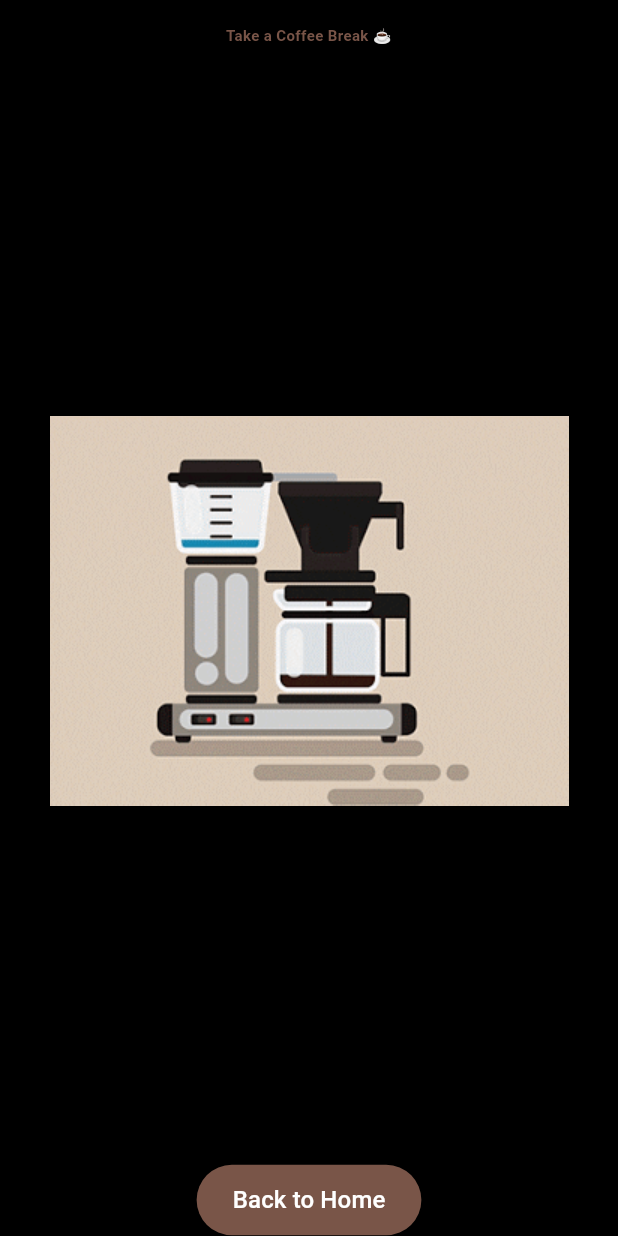
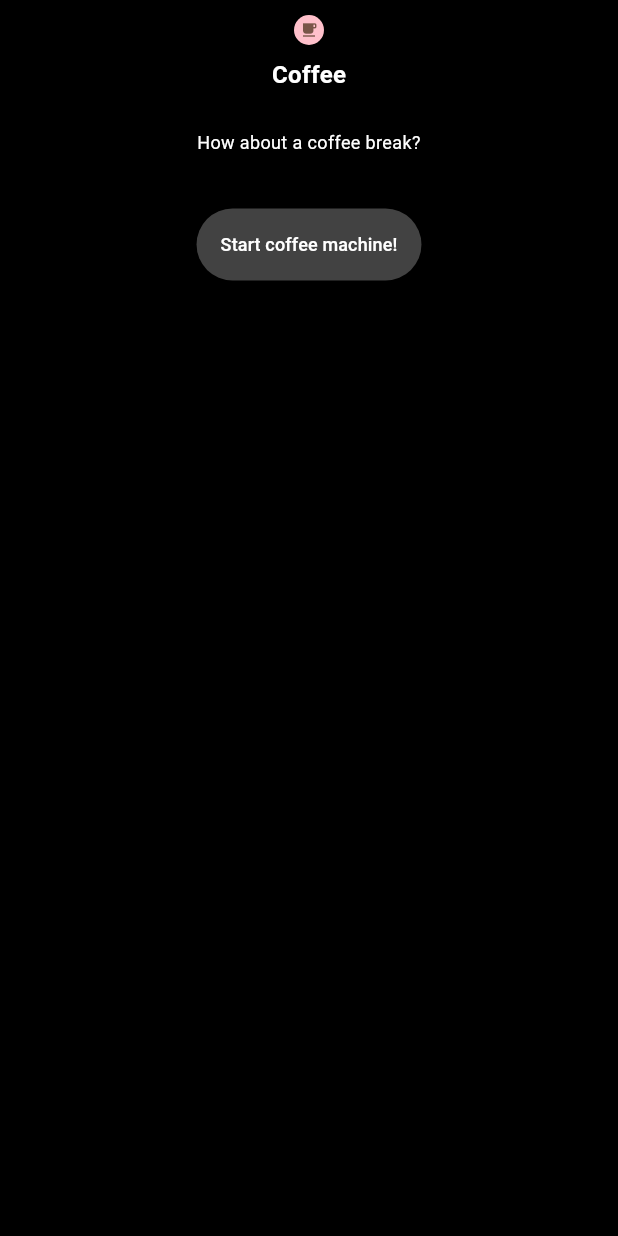
Before and after one commit to inagege/eis, a Flutter app: the screen it shows after launch, after a tap on "Coffee", on a phone screen of 412 x 824 dp. Run offline on Flutter 3.47's test engine with Material 3 defaults, Android fonts, the phone set to English and light mode, and no system bars.

Commit message:
Updated Jonas Screens

```diff
--- /dev/null
+++ b/lib/Screens/coffee_prompt_screen.dart
@@ -0,0 +1,90 @@
+import 'package:flutter/material.dart';
+import 'coffee_video.dart';
+
+class CoffeePromptScreen extends StatelessWidget {
+  @override
+  Widget build(BuildContext context) {
+    double circleSize = 20.0;
+    double iconSize = 12.0;
+
+    return Scaffold(
+      backgroundColor: Colors.black,
+      body: SafeArea(
+        child: Padding(
+          padding: const EdgeInsets.symmetric(horizontal: 16.0), // Horizontal padding
+          child: Column(
+            children: [
+              // Use Padding to control top spacing consistently
+              Padding(
+                padding: const EdgeInsets.only(top: 10.0), // Adjust this value as needed
+                child: Container(
+                  width: circleSize,
+                  height: circleSize,
+                  decoration: BoxDecoration(
+                    color: Color(0xFFFFC0CB),
+                    shape: BoxShape.circle,
+                  ),
+                  child: Center(
+                    child: Icon(
+                      Icons.local_cafe,
+                      color: Colors.brown,
+                      size: iconSize,
+                    ),
+                  ),
+                ),
+              ),
+
+              SizedBox(height: 8),
+
+              Text(
+                'Coffee',
+                style: TextStyle(
+                  fontSize: 16,
+                  color: Colors.white,
+                  fontWeight: FontWeight.bold,
+                ),
+              ),
+              SizedBox(height: 25),
+
+              Padding(
+                padding: const EdgeInsets.symmetric(horizontal: 8.0),
+                child: Text(
+                  'How about a coffee break?',
+                  style: TextStyle(
+                    fontSize: 12,
+                    color: Colors.white,
+                  ),
+                  textAlign: TextAlign.center,
+                ),
+              ),
+              SizedBox(height: 36),
+
+              Center( // Center the button horizontally
+                child: ElevatedButton(
+                  style: ElevatedButton.styleFrom(
+                    backgroundColor: Colors.grey[800],
+                    shape: RoundedRectangleBorder(
+                      borderRadius: BorderRadius.circular(24),
+                    ),
+                    minimumSize: Size(120, 48),
+                    padding: EdgeInsets.symmetric(horizontal: 16, vertical: 8),
+                  ),
+                  onPressed: () {
+                    Navigator.push(
+                      context,
+                      MaterialPageRoute(builder: (context) => CoffeeVideoScreen()),
+                    );
+                  },
+                  child: Text(
+                    'Start coffee machine!',
+                    style: TextStyle(color: Colors.white, fontSize: 12),
+                  ),
+                ),
+              ),
+            ],
+          ),
+        ),
+      ),
+    );
+  }
+}
--- a/lib/Screens/coffee_screen.dart
+++ b/lib/Screens/coffee_screen.dart
@@ -1,57 +1,73 @@
 import 'package:flutter/material.dart';
-import 'package:flutter/widgets.dart';
-import 'package:flutter/services.dart'; // For controlling screen orientation
 
 class CoffeeScreen extends StatelessWidget {
   @override
   Widget build(BuildContext context) {
     return Scaffold(
       backgroundColor: Colors.black,
-      body: Column(
-        mainAxisAlignment: MainAxisAlignment.center,
+      body: SafeArea(
+        child: Padding(
+          padding: const EdgeInsets.symmetric(horizontal: 16.0),
+          child: Column(
             children: [
-          // Title
               Padding(
-            padding: const EdgeInsets.all(16.0),
-            child: Text(
-              'Take a Coffee Break ☕',
-              style: TextStyle(fontSize: 10, color: Colors.brown, fontWeight: FontWeight.bold),
+                padding: const EdgeInsets.only(top: 10.0),
+                child: Container(
+                  width: 20,
+                  height: 20,
+                  decoration: const BoxDecoration(
+                    color: Color(0xFFFFC0CB),
+                    shape: BoxShape.circle,
+                  ),
+                  child: const Center(
+                    child: Icon(
+                      Icons.local_cafe,
+                      color: Colors.brown,
+                      size: 12,
+                    ),
+                  ),
+                ),
+              ),
+              const SizedBox(height: 32),
+
+              Text(
+                'Your coffee is ready and waiting to be enjoyed!',
                 textAlign: TextAlign.center,
+                style: const TextStyle(
+                  fontSize: 16,
+                  color: Colors.white,
+                  fontWeight: FontWeight.bold,
                 ),
               ),
 
-          // Spacing
-          SizedBox(height: 2),
+              const Spacer(), // Key change: adds space to push button down
 
-          // GIF or Video
-          Expanded(
-            child: Center(
-              child: Image.asset(
-                'assets/coffee.gif', // Ensure you have this file in the assets folder
-                fit: BoxFit.cover,
+              Padding(
+                padding: const EdgeInsets.only(bottom: 16.0),
+                child: Center( // Center the button horizontally
+                  child: ElevatedButton(
+                    style: ElevatedButton.styleFrom(
+                      backgroundColor: Colors.grey[800],
+                      shape: RoundedRectangleBorder(
+                        borderRadius: BorderRadius.circular(24),
+                      ),
+                      minimumSize: const Size(120, 48),
+                      padding: const EdgeInsets.symmetric(horizontal: 16, vertical: 8),
+                    ),
+                    onPressed: () {
+                      Navigator.pushNamed(context, '/');
+                    },
+                    child: const Text(
+                      'Back to Home',
+                      style: TextStyle(color: Colors.white, fontSize: 12),
                     ),
                   ),
-          ),
-
-          // Spacing
-          SizedBox(height: 10),
-
-          // Button to Return Home
-          ElevatedButton(
-            style: ElevatedButton.styleFrom(
-              backgroundColor: Colors.brown,
-              padding: EdgeInsets.symmetric(horizontal: 24, vertical: 12),
-            ),
-            onPressed: () {
-              Navigator.of(context).pop(); // Go back to Home Screen
-            },
-            child: Text(
-              'Back to Home',
-              style: TextStyle(color: Colors.white, fontSize: 16),
                 ),
               ),
             ],
           ),
+        ),
+      ),
     );
   }
 }
--- a/lib/main.dart
+++ b/lib/main.dart
@@ -1,5 +1,5 @@
 import 'package:flutter/material.dart';
-import 'screens/coffee_screen.dart';
+import 'screens/coffee_prompt_screen.dart'; // Import CoffeePromptScreen
 
 void main() {
   runApp(EISApp());
@@ -59,7 +59,7 @@ class HomeScreen extends StatelessWidget {
                   if (name == 'Coffee') {
                     Navigator.push(
                       context,
-                      MaterialPageRoute(builder: (context) => CoffeeScreen()),
+                      MaterialPageRoute(builder: (context) => CoffeePromptScreen()),
                     );
                   } else {
                     Navigator.push(
```
Also changed, not shown: lib/Screens/coffee_video.dart (added, +100 -0 lines), assets/coffee_with_icon.png (added). Lines whose indentation alone changed are shown as unchanged.
